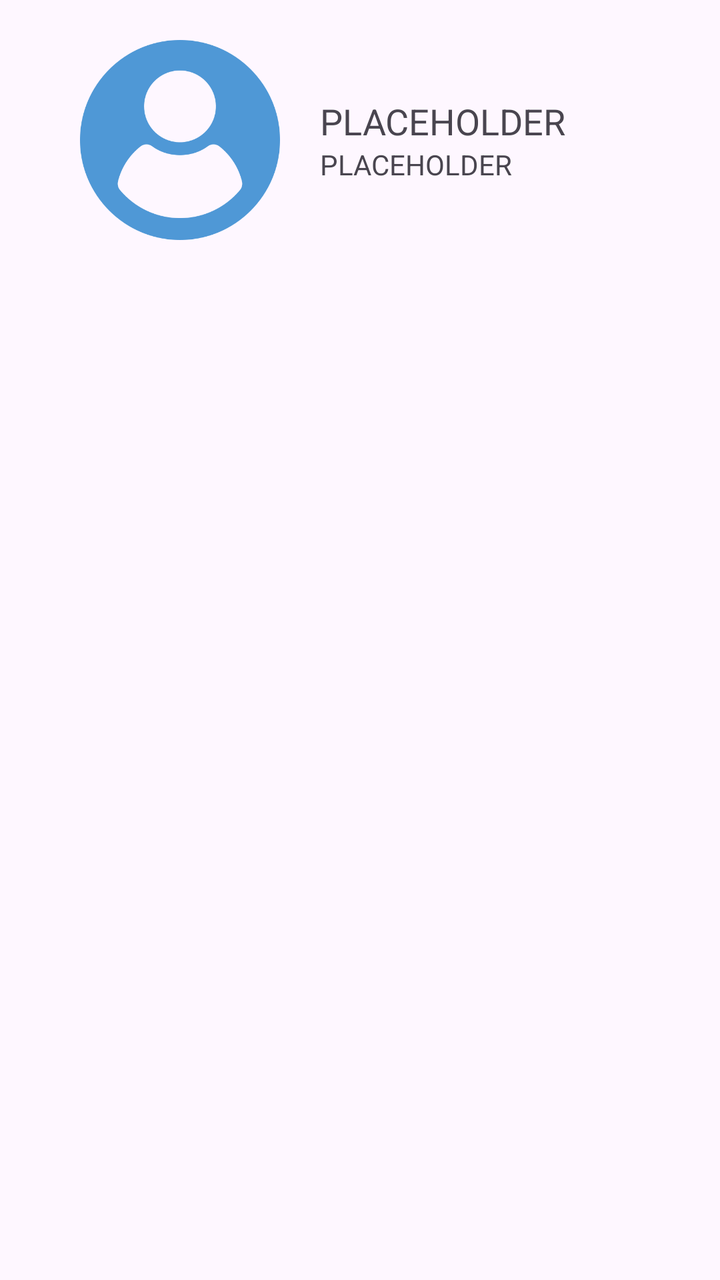
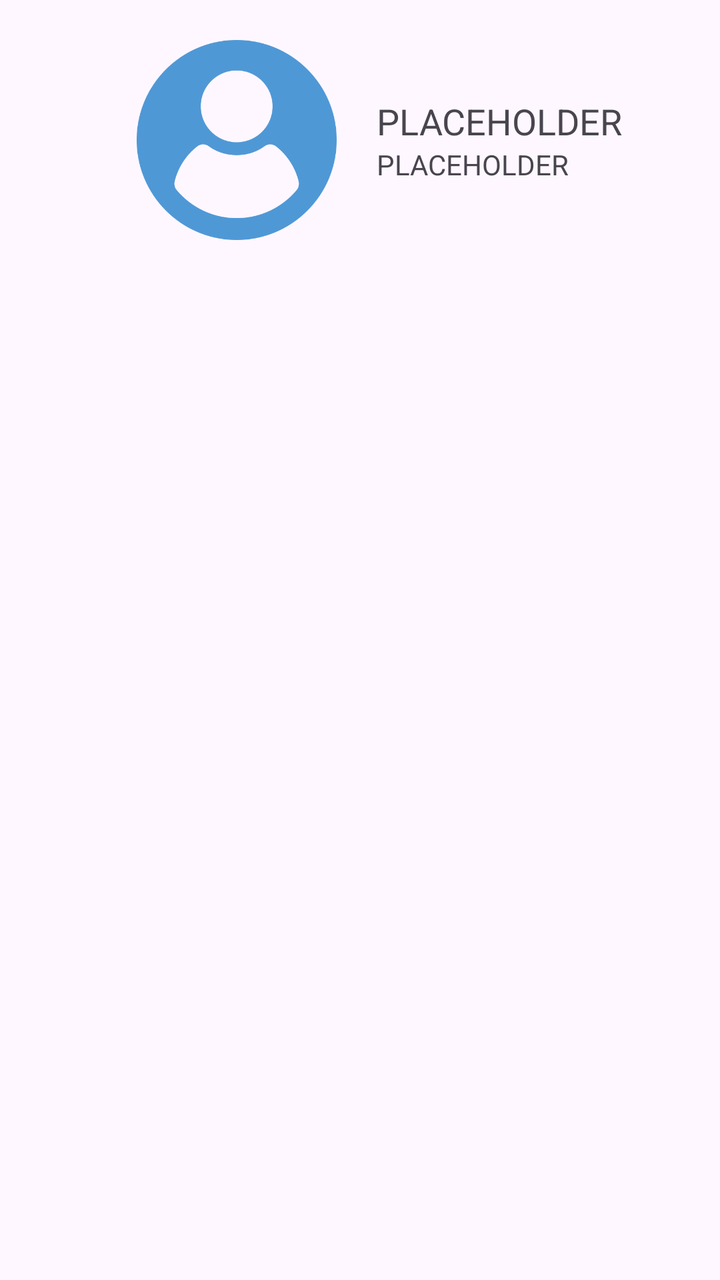

Screens rendered from an Android XML layout before and after an edit, with the pre-edit source and the edit as a unified diff.
<!-- AndroidManifest.xml: application theme Theme.OffTheBeatenPath -->
<!-- res/layout/fragment_profile.xml -->
<?xml version="1.0" encoding="utf-8"?>
<FrameLayout xmlns:android="http://schemas.android.com/apk/res/android"
    xmlns:tools="http://schemas.android.com/tools"
    android:layout_width="match_parent"
    android:layout_height="match_parent"
    style="@style/Base.Theme.OffTheBeatenPath"
    tools:context=".ProfileFragment">


    <LinearLayout
        android:layout_width="match_parent"
        android:layout_height="wrap_content"
        android:orientation="horizontal"
        android:layout_gravity="center_horizontal"
        android:padding="10dp">
        
        <ImageView
            android:id="@+id/userImageView"
            android:layout_width="100dp"
            android:layout_height="100dp"
            android:contentDescription="@string/userImage"
            android:src="@drawable/user"
            android:layout_marginTop="10dp"
            android:layout_marginStart="30dp"
            android:layout_marginBottom="10dp"
            android:layout_gravity="center"
            android:background="#FEF7FF"/>
        <LinearLayout
            android:id="@+id/userDataLinearLayout"
            android:layout_width="wrap_content"
            android:layout_height="wrap_content"
            android:orientation="vertical"
            android:layout_gravity="center"
            android:paddingStart="20dp"
            android:paddingEnd="10dp">
            <TextView
                android:id="@+id/userNameTextView"
                android:layout_width="wrap_content"
                android:layout_height="wrap_content"
                android:text="@string/placeholder"
                android:textSize="18sp"/>
            <TextView
                android:id="@+id/userEmailTextView"
                android:layout_width="wrap_content"
                android:layout_height="wrap_content"
                android:text="@string/placeholder"
                android:textSize="14sp"/>
            
        </LinearLayout>

    </LinearLayout>

    <androidx.recyclerview.widget.RecyclerView
        android:layout_width="match_parent"
        android:layout_height="match_parent"
        android:layout_marginTop="140dp"
        tools:listitem="@layout/place_list_item"/>


</FrameLayout>
<!-- res/layout/place_list_item.xml (included above) -->
<?xml version="1.0" encoding="utf-8"?>
<LinearLayout xmlns:android="http://schemas.android.com/apk/res/android"
    android:layout_width="match_parent"
    android:layout_height="wrap_content"
    android:gravity="center_vertical"
    android:orientation="horizontal"
    android:padding="12dp">
    
    <ImageView
        android:id="@+id/placeListImageView"
        android:layout_width="50dp"
        android:layout_height="50dp"
        android:contentDescription="@string/placeImage"
        android:scaleType="centerCrop"
        android:src="@android:drawable/ic_menu_compass" />

    <LinearLayout
        android:layout_width="0dp"
        android:layout_height="wrap_content"
        android:layout_weight="1"
        android:orientation="vertical">

        <TextView
            android:id="@+id/placeNameTextView"
            android:layout_width="wrap_content"
            android:layout_height="wrap_content"
            android:text="@string/placeholder"
            android:textSize="18sp"
            android:textStyle="bold" />

        <TextView
            android:id="@+id/categoryTextView"
            android:layout_width="wrap_content"
            android:layout_height="wrap_content"
            android:text="@string/placeholder"
            android:textSize="14sp" />


    </LinearLayout>


</LinearLayout>
<!-- resources referenced by this layout -->
<resources>
  <!-- drawable user: png bitmap (drawable, 22418 bytes) -->
  <string name="placeImage" translatable="false">PlaceImage</string>
  <string name="placeholder" translatable="false">PLACEHOLDER</string>
  <string name="userImage" translatable="false">user image</string>
  <style name="Base.Theme.OffTheBeatenPath" parent="Theme.Material3.DayNight.NoActionBar">
          
          
      </style>
  <style name="Theme.OffTheBeatenPath" parent="Base.Theme.OffTheBeatenPath" />
</resources>

<!-- the commit's change to res/layout/fragment_profile.xml (unified diff, before → after) -->
@@ -6,14 +6,14 @@
     style="@style/Base.Theme.OffTheBeatenPath"
     tools:context=".ProfileFragment">
 
-
     <LinearLayout
         android:layout_width="match_parent"
         android:layout_height="wrap_content"
         android:orientation="horizontal"
-        android:layout_gravity="center_horizontal"
-        android:padding="10dp">
-        
+        android:gravity="center"
+        android:paddingBottom="10dp"
+        android:paddingTop="10dp">
+
         <ImageView
             android:id="@+id/userImageView"
             android:layout_width="100dp"
@@ -22,40 +22,39 @@
             android:src="@drawable/user"
             android:layout_marginTop="10dp"
             android:layout_marginStart="30dp"
-            android:layout_marginBottom="10dp"
-            android:layout_gravity="center"
-            android:background="#FEF7FF"/>
+            android:layout_marginBottom="10dp" />
+
         <LinearLayout
             android:id="@+id/userDataLinearLayout"
             android:layout_width="wrap_content"
             android:layout_height="wrap_content"
             android:orientation="vertical"
-            android:layout_gravity="center"
             android:paddingStart="20dp"
             android:paddingEnd="10dp">
+
             <TextView
                 android:id="@+id/userNameTextView"
                 android:layout_width="wrap_content"
                 android:layout_height="wrap_content"
                 android:text="@string/placeholder"
                 android:textSize="18sp"/>
+
             <TextView
                 android:id="@+id/userEmailTextView"
                 android:layout_width="wrap_content"
                 android:layout_height="wrap_content"
                 android:text="@string/placeholder"
                 android:textSize="14sp"/>
-            
         </LinearLayout>
 
     </LinearLayout>
 
     <androidx.recyclerview.widget.RecyclerView
+        android:id="@+id/profileRecyclerView"
         android:layout_width="match_parent"
         android:layout_height="match_parent"
-        android:layout_marginTop="140dp"
+        android:layout_marginTop="160dp"
         tools:listitem="@layout/place_list_item"/>
-
 
 </FrameLayout>
 <!-- res/layout/place_list_item.xml (included above) -->
